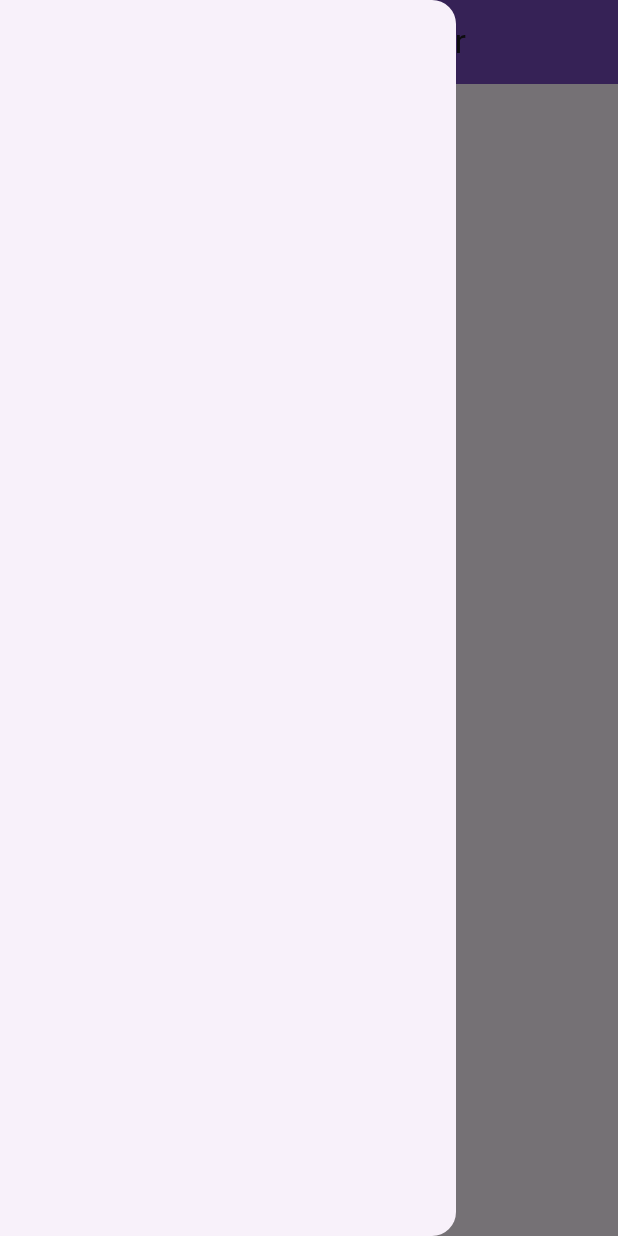
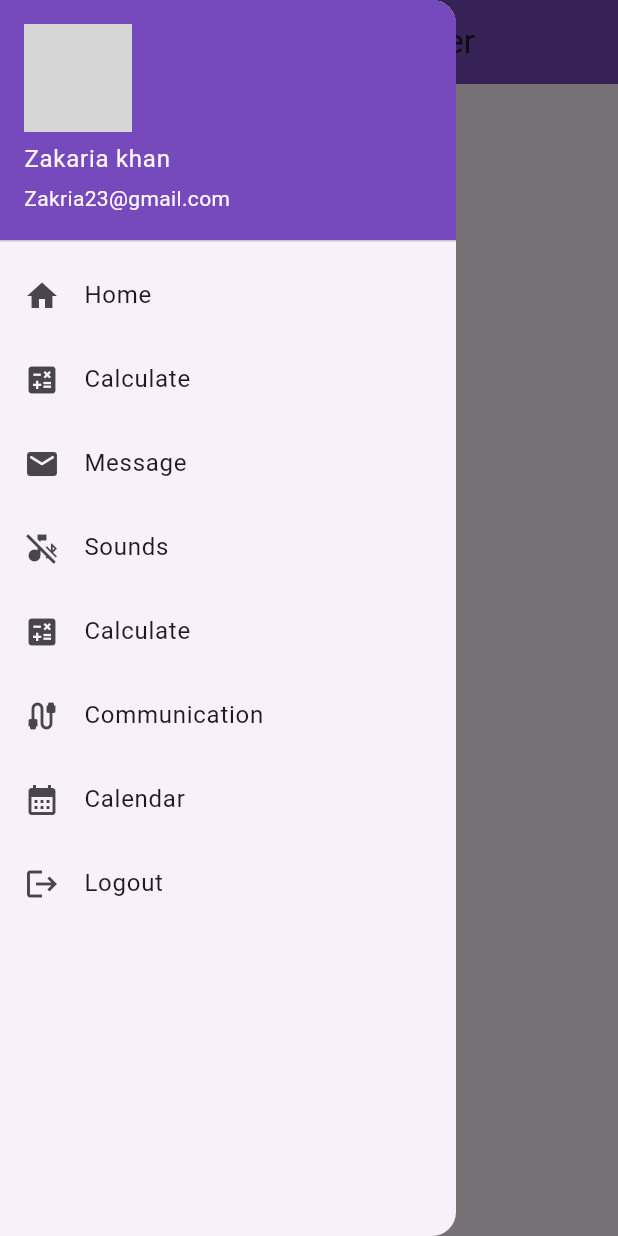
Before and after one commit to Zakriahassan44/flutter-navigation, a Flutter app: the screen it shows after launch, with the side drawer open, on a phone screen of 412 x 824 dp. Run offline on Flutter 3.47's test engine with Material 3 defaults, Android fonts, the phone set to English and light mode, and no system bars; network calls fail; grey boxes are pictures that could not be loaded.

Commit message:
flutter navigation

```diff
--- a/lib/home_screen.dart
+++ b/lib/home_screen.dart
@@ -1,4 +1,5 @@
 import 'package:flutter/material.dart';
+import 'package:untitled/screen_three.dart';
 import 'package:untitled/screen_two.dart';
 
 class HomeScreen extends StatefulWidget {
@@ -14,12 +15,73 @@ class _HomeScreenState extends State<HomeScreen> {
   Widget build(BuildContext context) {
     return Scaffold(
       appBar: AppBar(
-        title: Center(child: Text('Navigtion driver')),
-        backgroundColor: Color(0xff764abc),
+        title: const Center(child: Text('Navigation driver')),
+        backgroundColor: const Color(0xff764abc),
       ),
       drawer: Drawer(
+        child: ListView(
+          padding: EdgeInsets.zero,
+          children:  [
+            //DrawerHeader(child: Text('Zakaria khan')),
+            const UserAccountsDrawerHeader(
+                decoration: BoxDecoration(
+                  color: Color(0xff764abc),
+                ),
+                currentAccountPicture: CircleAvatar(
+                backgroundImage: NetworkImage(
+                    'https://images.pexels.com/photos/1040880/pexels-photo-1040880.jpeg?auto=compress&cs=tinysrgb&w=1260&h=750&dpr=2'),
+                ),
+                accountName: Text('Zakaria khan'),
+                accountEmail: Text('Zakria23@gmail.com')),
+            ListTile(
+              leading: const Icon(Icons.home),
+              title: const Text('Home'),
+              onTap: (){
+                Navigator.pushNamed(context, ScreenTwo.id);
+              },
+            ),
+            ListTile(
+              leading: const Icon(Icons.calculate),
+              title: const Text('Calculate'),
+              onTap: (){
+                Navigator.pushNamed(context, ScreenThree.id);
+              },
+            ),
+            ListTile(
+              leading: const Icon(Icons.email_rounded),
+              title: const Text('Message'),
+              onTap: (){},
+            ),
+            ListTile(
+              leading: const Icon(Icons.media_bluetooth_off),
+              title: const Text('Sounds'),
+              onTap: (){},
+            ),
+            ListTile(
+              leading: const Icon(Icons.calculate),
+              title: const Text('Calculate'),
+              onTap: (){
+                Navigator.pushNamed(context, ScreenThree.id);
+              },
+            ),
+            ListTile(
+              leading: const Icon(Icons.cable),
+              title: const Text('Communication'),
+              onTap: (){},
+            ),
+            ListTile(
+              leading: const Icon(Icons.calendar_month),
+              title: const Text('Calendar'),
+              onTap: (){},
+            ),
+            ListTile(
+              leading: const Icon(Icons.logout),
+              title: const Text('Logout'),
+              onTap: (){},
+            ),
 
-
+          ],
+        ),
       ),
       body: Column(
         mainAxisAlignment: MainAxisAlignment.center,
@@ -27,11 +89,11 @@ class _HomeScreenState extends State<HomeScreen> {
         children: [
           Center(
             child: TextButton(
-              onPressed: (){
+              onPressed: () {
                 Navigator.pushNamed(context, ScreenTwo.id);
                 // Navigator.push(context, MaterialPageRoute(builder: (context) => ScreenTwo()));
               },
-              child: Text('Screen 1'),
+              child: const Text('Screen 1'),
             ),
           )
         ],
```
Also changed, not shown: lib/screen_two.dart (+14 -11 lines).
